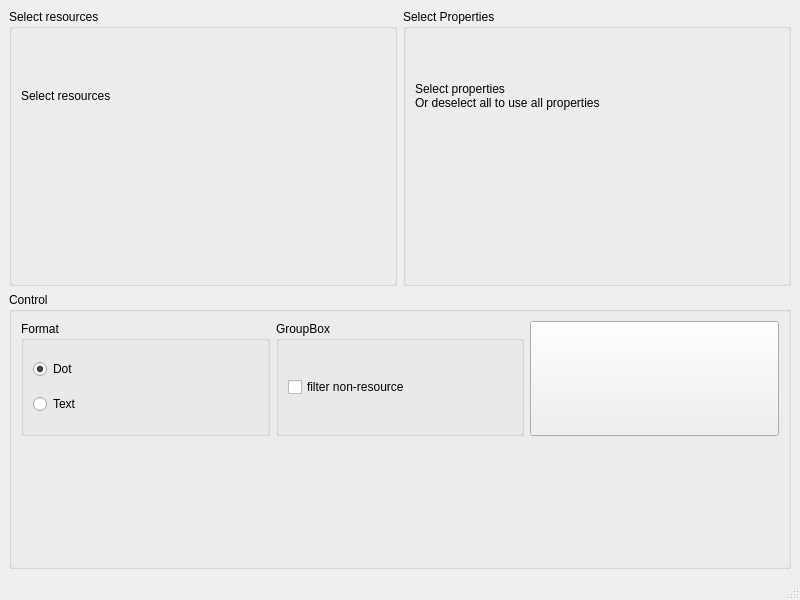
Old version of the form runtime/graphviz/mainWindow.ui in the repository KDE/nepomuk-web-extractor.
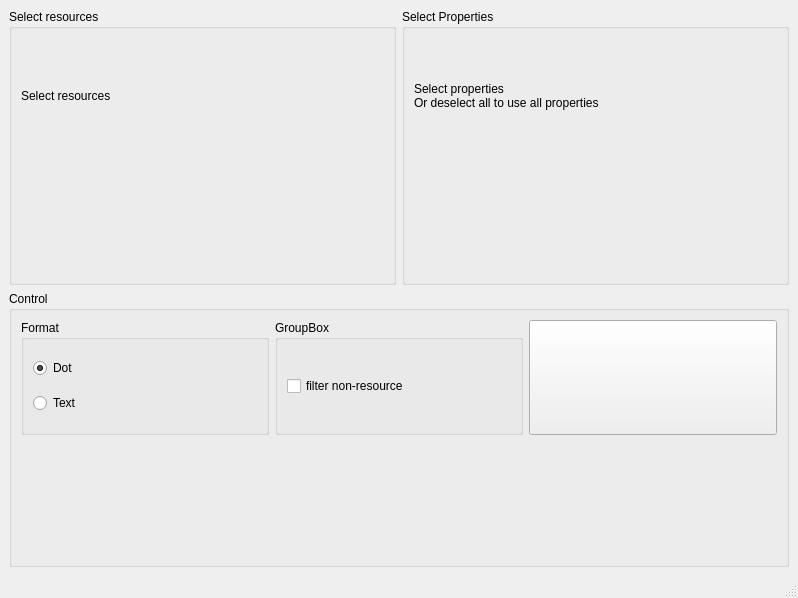
New version of the form. Custom widgets are drawn as their Qt base class.

What changed in the file:
```diff
--- a/runtime/graphviz/mainWindow.ui
+++ b/runtime/graphviz/mainWindow.ui
@@ -6,8 +6,8 @@
    <rect>
     <x>0</x>
     <y>0</y>
-    <width>800</width>
-    <height>600</height>
+    <width>798</width>
+    <height>598</height>
    </rect>
   </property>
   <property name="windowTitle">
```
Left out of the diff: 12 changed lines with no effect on the pictures.
